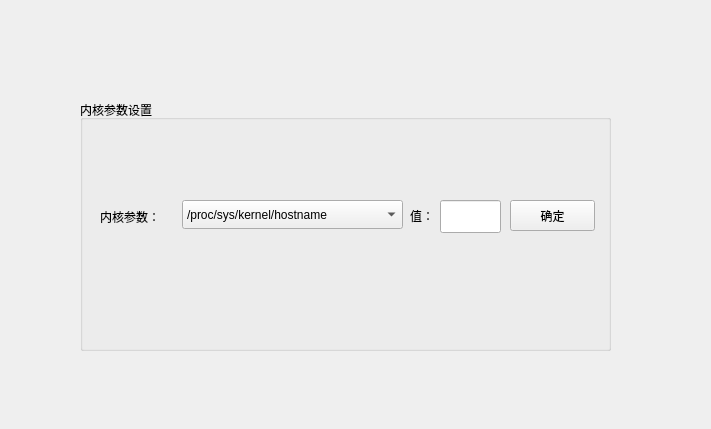
First picture: the form in SYS/kernalparammanager.ui, repository liuyufeng509/SecCenter, before the edit.
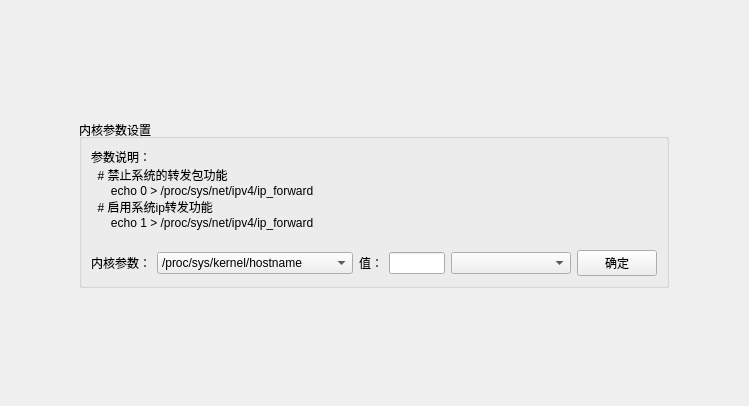
Second picture: the form after the edit.

```diff
--- a/SYS/kernalparammanager.ui
+++ b/SYS/kernalparammanager.ui
@@ -6,34 +6,69 @@
    <rect>
     <x>0</x>
     <y>0</y>
-    <width>711</width>
-    <height>429</height>
+    <width>749</width>
+    <height>406</height>
    </rect>
   </property>
   <property name="windowTitle">
    <string>Form</string>
   </property>
+  <layout class="QGridLayout" name="gridLayout">
+   <item row="1" column="1" colspan="2">
   <widget class="QGroupBox" name="groupBox">
-   <property name="geometry">
-    <rect>
-     <x>80</x>
-     <y>100</y>
-     <width>531</width>
-     <height>251</height>
-    </rect>
+     <property name="minimumSize">
+      <size>
+       <width>590</width>
+       <height>0</height>
+      </size>
+     </property>
+     <property name="maximumSize">
+      <size>
+       <width>590</width>
+       <height>16777215</height>
+      </size>
    </property>
    <property name="title">
     <string>内核参数设置</string>
    </property>
+     <property name="alignment">
+      <set>Qt::AlignLeading|Qt::AlignLeft|Qt::AlignVCenter</set>
+     </property>
+     <layout class="QGridLayout" name="gridLayout_2">
+      <item row="0" column="0" colspan="6">
+       <widget class="QLabel" name="label_3">
+        <property name="text">
+         <string>参数说明：
+  # 禁止系统的转发包功能
+      echo 0 &gt; /proc/sys/net/ipv4/ip_forward
+  # 启用系统ip转发功能
+      echo 1 &gt; /proc/sys/net/ipv4/ip_forward
+</string>
+        </property>
+        <property name="alignment">
+         <set>Qt::AlignLeading|Qt::AlignLeft|Qt::AlignTop</set>
+        </property>
+       </widget>
+      </item>
+      <item row="1" column="3">
+       <widget class="QLineEdit" name="lineEdit">
+        <property name="maximumSize">
+         <size>
+          <width>70</width>
+          <height>16777215</height>
+         </size>
+        </property>
+       </widget>
+      </item>
+      <item row="1" column="5">
+       <widget class="QPushButton" name="pushButton">
+        <property name="text">
+         <string>确定</string>
+        </property>
+       </widget>
+      </item>
+      <item row="1" column="1">
    <widget class="QComboBox" name="param_comboBox">
-    <property name="geometry">
-     <rect>
-      <x>102</x>
-      <y>100</y>
-      <width>221</width>
-      <height>29</height>
-     </rect>
-    </property>
     <item>
      <property name="text">
       <string>/proc/sys/kernel/hostname</string>
@@ -50,47 +85,9 @@
      </property>
     </item>
    </widget>
-   <widget class="QPushButton" name="pushButton">
-    <property name="geometry">
-     <rect>
-      <x>430</x>
-      <y>100</y>
-      <width>85</width>
-      <height>31</height>
-     </rect>
-    </property>
-    <property name="text">
-     <string>确定</string>
-    </property>
-   </widget>
-   <widget class="QLabel" name="label_2">
-    <property name="geometry">
-     <rect>
-      <x>330</x>
-      <y>100</y>
-      <width>30</width>
-      <height>31</height>
-     </rect>
-    </property>
-    <property name="maximumSize">
-     <size>
-      <width>30</width>
-      <height>16777215</height>
-     </size>
-    </property>
-    <property name="text">
-     <string>值：</string>
-    </property>
-   </widget>
+      </item>
+      <item row="1" column="0">
    <widget class="QLabel" name="label">
-    <property name="geometry">
-     <rect>
-      <x>20</x>
-      <y>100</y>
-      <width>70</width>
-      <height>33</height>
-     </rect>
-    </property>
     <property name="maximumSize">
      <size>
       <width>70</width>
@@ -101,23 +98,86 @@
      <string>内核参数：</string>
     </property>
    </widget>
-   <widget class="QLineEdit" name="lineEdit">
-    <property name="geometry">
-     <rect>
-      <x>360</x>
-      <y>100</y>
-      <width>61</width>
-      <height>33</height>
-     </rect>
-    </property>
+      </item>
+      <item row="1" column="2">
+       <widget class="QLabel" name="label_2">
     <property name="maximumSize">
      <size>
-      <width>60000</width>
+          <width>30</width>
       <height>16777215</height>
      </size>
     </property>
-   </widget>
-  </widget>
+        <property name="text">
+         <string>值：</string>
+        </property>
+       </widget>
+      </item>
+      <item row="1" column="4">
+       <widget class="QComboBox" name="valueComboBox">
+        <property name="minimumSize">
+         <size>
+          <width>120</width>
+          <height>0</height>
+         </size>
+        </property>
+       </widget>
+      </item>
+     </layout>
+    </widget>
+   </item>
+   <item row="0" column="1">
+    <spacer name="verticalSpacer">
+     <property name="orientation">
+      <enum>Qt::Vertical</enum>
+     </property>
+     <property name="sizeHint" stdset="0">
+      <size>
+       <width>20</width>
+       <height>71</height>
+      </size>
+     </property>
+    </spacer>
+   </item>
+   <item row="2" column="2">
+    <spacer name="verticalSpacer_2">
+     <property name="orientation">
+      <enum>Qt::Vertical</enum>
+     </property>
+     <property name="sizeHint" stdset="0">
+      <size>
+       <width>20</width>
+       <height>71</height>
+      </size>
+     </property>
+    </spacer>
+   </item>
+   <item row="1" column="0">
+    <spacer name="horizontalSpacer">
+     <property name="orientation">
+      <enum>Qt::Horizontal</enum>
+     </property>
+     <property name="sizeHint" stdset="0">
+      <size>
+       <width>72</width>
+       <height>20</height>
+      </size>
+     </property>
+    </spacer>
+   </item>
+   <item row="1" column="3">
+    <spacer name="horizontalSpacer_2">
+     <property name="orientation">
+      <enum>Qt::Horizontal</enum>
+     </property>
+     <property name="sizeHint" stdset="0">
+      <size>
+       <width>72</width>
+       <height>20</height>
+      </size>
+     </property>
+    </spacer>
+   </item>
+  </layout>
  </widget>
  <resources/>
  <connections/>
```
Lines whose indentation alone changed are shown as unchanged.
